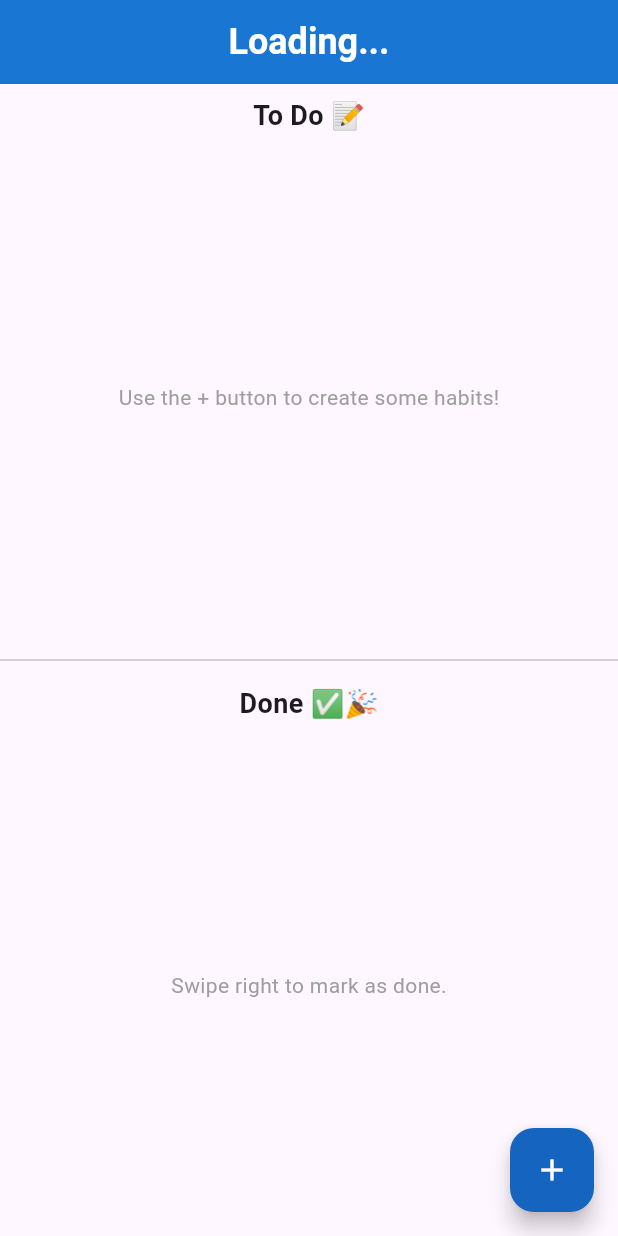
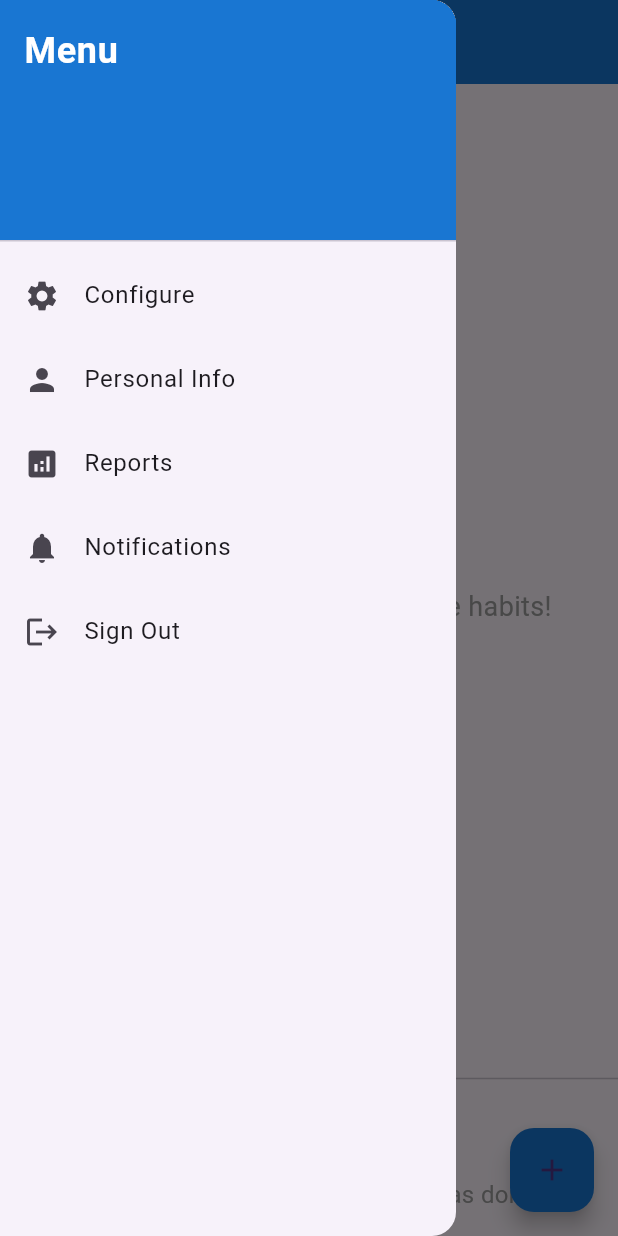
Before and after one commit to Edembf/habit_tracker, a Flutter app: the HabitTrackerScreen screen opened directly with empty values, with the side drawer open (before the commit the screen has no drawer), on a phone screen of 412 x 824 dp. Run offline on Flutter 3.47's test engine with Material 3 defaults, Android fonts, the phone set to English and light mode, and no system bars; our stand-ins replace fluttertoast, shared_preferences; accounts and stored records are empty.

Commit message:
added settings menu to details screen

```diff
--- a/lib/habit_tracker_screen.dart
+++ b/lib/habit_tracker_screen.dart
@@ -1,10 +1,13 @@
 import 'dart:convert';
 import 'package:flutter/material.dart';
 import 'package:shared_preferences/shared_preferences.dart';
+
 import 'add_habit_screen.dart';
+import 'login_screen.dart';
 
 class HabitTrackerScreen extends StatefulWidget {
   final String username;
+
   const HabitTrackerScreen({super.key, required this.username});
 
   @override
@@ -44,7 +47,7 @@ class _HabitTrackerScreenState extends State<HabitTrackerScreen> {
   Color _getColorFromHex(String hexColor) {
     hexColor = hexColor.replaceAll('#', '');
     if (hexColor.length == 6) {
-      hexColor = 'FF$hexColor';
+      hexColor = 'FF$hexColor'; // Add opacity if not included.
     }
     return Color(int.parse('0x$hexColor'));
   }
@@ -55,10 +58,10 @@ class _HabitTrackerScreenState extends State<HabitTrackerScreen> {
       try {
         return _getColorFromHex(colorHex);
       } catch (e) {
-        debugPrint('Error parsing color for $habit: $e');
+        print('Error parsing color for $habit: $e');
       }
     }
-    return Colors.blue;
+    return Colors.blue; // Default color in case of error.
   }
 
   @override
@@ -75,6 +78,33 @@ class _HabitTrackerScreenState extends State<HabitTrackerScreen> {
             fontWeight: FontWeight.bold,
           ),
         ),
+        automaticallyImplyLeading: true,
+      ),
+      drawer: Drawer(
+        child: ListView(
+          padding: EdgeInsets.zero,
+          children: [
+            DrawerHeader(
+              decoration: BoxDecoration(color: Colors.blue.shade700),
+              child: Text(
+                'Menu',
+                style: TextStyle(
+                  color: Colors.white,
+                  fontSize: 24,
+                  fontWeight: FontWeight.bold,
+                ),
+              ),
+            ),
+            ListTile(leading: Icon(Icons.settings), title: Text('Configure')),
+            ListTile(leading: Icon(Icons.person), title: Text('Personal Info')),
+            ListTile(leading: Icon(Icons.analytics), title: Text('Reports')),
+            ListTile(
+              leading: Icon(Icons.notifications),
+              title: Text('Notifications'),
+            ),
+            ListTile(leading: Icon(Icons.logout), title: Text('Sign Out')),
+          ],
+        ),
       ),
       body: Column(
         children: [
@@ -85,89 +115,133 @@ class _HabitTrackerScreenState extends State<HabitTrackerScreen> {
               style: TextStyle(fontSize: 18, fontWeight: FontWeight.bold),
             ),
           ),
-          Expanded(
-            child: selectedHabitsMap.isEmpty
-                ? const Center(
+          selectedHabitsMap.isEmpty
+              ? const Expanded(
+                  child: Center(
                     child: Text(
                       'Use the + button to create some habits!',
-                      style: TextStyle(color: Colors.grey),
+                      style: TextStyle(fontSize: 18, color: Colors.grey),
+                    ),
                   ),
                 )
-                : _buildListView(selectedHabitsMap, isTodo: true),
+              : Expanded(
+                  child: ListView.builder(
+                    padding: const EdgeInsets.all(16.0),
+                    itemCount: selectedHabitsMap.length,
+                    itemBuilder: (context, index) {
+                      String habit = selectedHabitsMap.keys.elementAt(index);
+                      Color habitColor = _getHabitColor(
+                        habit,
+                        selectedHabitsMap,
+                      );
+                      return Dismissible(
+                        key: Key(habit),
+                        direction: DismissDirection.endToStart,
+                        onDismissed: (direction) {
+                          setState(() {
+                            String color = selectedHabitsMap.remove(habit)!;
+                            completedHabitsMap[habit] = color;
+                            _saveHabits();
+                          });
+                        },
+                        background: Container(
+                          color: Colors.green,
+                          alignment: Alignment.centerRight,
+                          padding: const EdgeInsets.symmetric(horizontal: 20),
+                          child: const Row(
+                            mainAxisAlignment: MainAxisAlignment.end,
+                            children: [
+                              Text(
+                                'Swipe to Complete',
+                                style: TextStyle(color: Colors.white),
                               ),
-          const Divider(),
+                              SizedBox(width: 10),
+                              Icon(Icons.check, color: Colors.white),
+                            ],
+                          ),
+                        ),
+                        child: _buildHabitCard(habit, habitColor),
+                      );
+                    },
+                  ),
+                ),
+          Divider(),
           const Padding(
-            padding: EdgeInsets.all(8.0),
+            padding: const EdgeInsets.all(8.0),
             child: Text(
               'Done ✅🎉',
               style: TextStyle(fontSize: 18, fontWeight: FontWeight.bold),
             ),
           ),
-          Expanded(
-            child: completedHabitsMap.isEmpty
-                ? const Center(
+          completedHabitsMap.isEmpty
+              ? const Padding(
+                  padding: EdgeInsets.all(16.0),
                   child: Text(
-                      'Swipe right to mark as done.',
-                      style: TextStyle(color: Colors.grey),
+                    'Swipe right on an activity to mark as done.',
+                    style: TextStyle(fontSize: 16, color: Colors.grey),
                   ),
                 )
-                : _buildListView(completedHabitsMap, isTodo: false),
+              : Expanded(
+                  child: ListView.builder(
+                    padding: const EdgeInsets.all(16.0),
+                    itemCount: completedHabitsMap.length,
+                    itemBuilder: (context, index) {
+                      String habit = completedHabitsMap.keys.elementAt(index);
+                      Color habitColor = _getHabitColor(
+                        habit,
+                        completedHabitsMap,
+                      );
+                      return Dismissible(
+                        key: Key(habit),
+                        direction: DismissDirection.startToEnd,
+                        onDismissed: (direction) {
+                          setState(() {
+                            String color = completedHabitsMap.remove(habit)!;
+                            selectedHabitsMap[habit] = color;
+                            _saveHabits();
+                          });
+                        },
+                        background: Container(
+                          color: Colors.red,
+                          alignment: Alignment.centerLeft,
+                          padding: EdgeInsets.symmetric(horizontal: 20),
+                          child: const Row(
+                            children: [
+                              Icon(Icons.undo, color: Colors.white),
+                              SizedBox(width: 10),
+                              Text(
+                                'Swipe to Undo',
+                                style: TextStyle(color: Colors.white),
                               ),
                             ],
                           ),
-      // LE BOUTON EST MAINTENANT TOUJOURS VISIBLE
-      floatingActionButton: FloatingActionButton(
+                        ),
+                        child: _buildHabitCard(
+                          habit,
+                          habitColor,
+                          isCompleted: true,
+                        ),
+                      );
+                    },
+                  ),
+                ),
+        ],
+      ),
+      floatingActionButton: selectedHabitsMap.isEmpty
+          ? FloatingActionButton(
               onPressed: () {
                 Navigator.push(
                   context,
-            MaterialPageRoute(builder: (context) => const AddHabitScreen()),
-          ).then((_) => _loadUserData());
-        },
-        backgroundColor: Colors.blue.shade800,
-        tooltip: 'Add Habits',
-        child: const Icon(Icons.add, color: Colors.white),
-      ),
-    );
-  }
-
-  Widget _buildListView(Map<String, String> habitsMap, {required bool isTodo}) {
-    final keys = habitsMap.keys.toList();
-    return ListView.builder(
-      padding: const EdgeInsets.all(16.0),
-      itemCount: keys.length,
-      itemBuilder: (context, index) {
-        String habit = keys[index];
-        Color habitColor = _getHabitColor(habit, habitsMap);
-        return Dismissible(
-          key: Key('${isTodo ? 'todo' : 'done'}_$habit'),
-          direction: isTodo
-              ? DismissDirection.endToStart
-              : DismissDirection.startToEnd,
-          onDismissed: (_) {
-            setState(() {
-              if (isTodo) {
-                String color = selectedHabitsMap.remove(habit)!;
-                completedHabitsMap[habit] = color;
-              } else {
-                String color = completedHabitsMap.remove(habit)!;
-                selectedHabitsMap[habit] = color;
-              }
-              _saveHabits();
+                  MaterialPageRoute(builder: (context) => AddHabitScreen()),
+                ).then((_) {
+                  _loadUserData(); // Reload data after returning
                 });
               },
-          background: _buildDismissBackground(isTodo),
-          child: _buildHabitCard(habit, habitColor, isCompleted: !isTodo),
-        );
-      },
-    );
-  }
-
-  Widget _buildDismissBackground(bool isTodo) {
-    return Container(
-      color: isTodo ? Colors.green : Colors.orange,
-      alignment: isTodo ? Alignment.centerRight : Alignment.centerLeft,
-      padding: const EdgeInsets.symmetric(horizontal: 20),
-      child: Icon(isTodo ? Icons.check : Icons.undo, color: Colors.white),
+              child: Icon(Icons.add),
+              backgroundColor: Colors.blue.shade700,
+              tooltip: 'Add Habits',
+            )
+          : null,
     );
   }
 
@@ -179,17 +253,21 @@ class _HabitTrackerScreenState extends State<HabitTrackerScreen> {
     return Card(
       shape: RoundedRectangleBorder(borderRadius: BorderRadius.circular(15)),
       color: color,
+      child: Container(
+        height: 60, // Adjust the height for thicker cards.
         child: ListTile(
           title: Text(
             title.toUpperCase(),
             style: const TextStyle(
               color: Colors.white,
               fontWeight: FontWeight.bold,
+              fontSize: 16,
             ),
           ),
           trailing: isCompleted
-            ? const Icon(Icons.check_circle, color: Colors.white70)
+              ? Icon(Icons.check_circle, color: Colors.green, size: 28)
               : null,
+        ),
       ),
     );
   }
```
Lines whose indentation alone changed are shown as unchanged.
